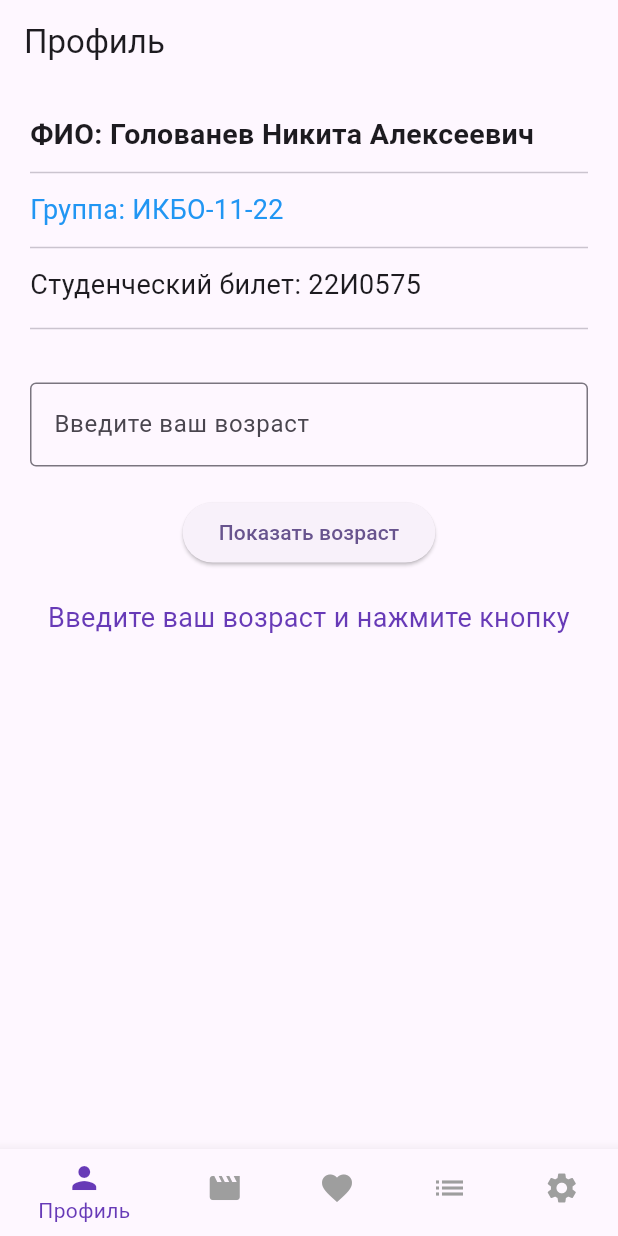
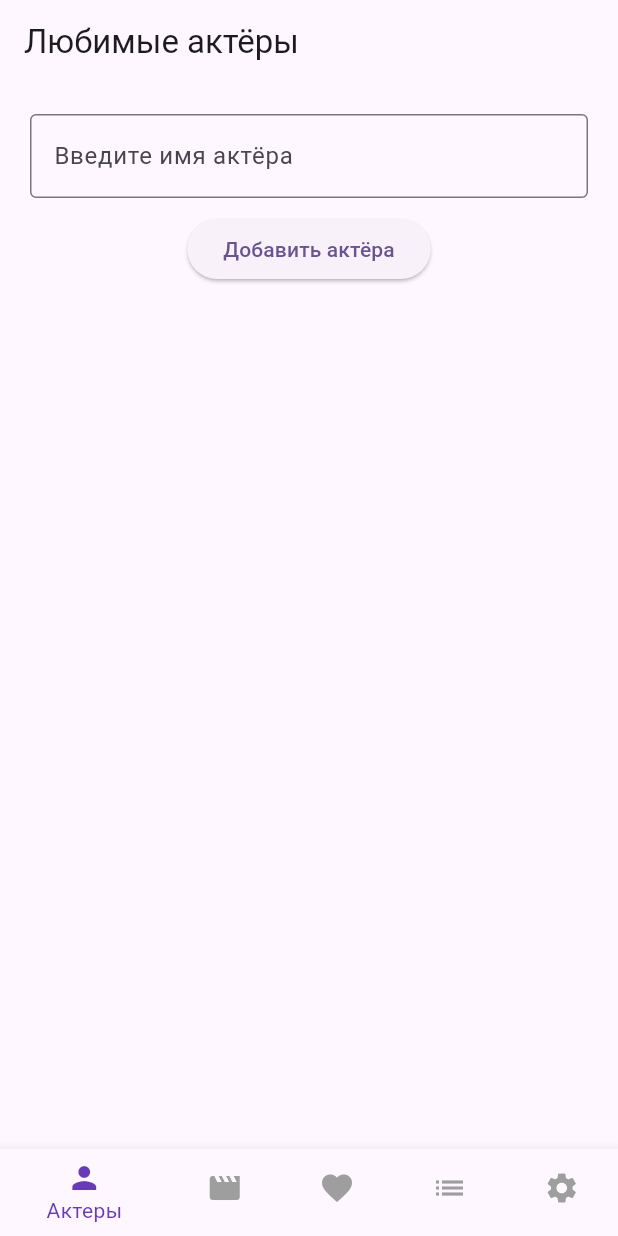
Before and after one commit to VAC2UM/flutter_projects, a Flutter app: the screen it shows after launch, on a phone screen of 412 x 824 dp. Run offline on Flutter 3.47's test engine with Material 3 defaults, Android fonts, the phone set to English and light mode, and no system bars.

Commit message:
Список в Column

```diff
--- a/lib/main.dart
+++ b/lib/main.dart
@@ -59,7 +59,7 @@ class _MyHomePageState extends State<MyHomePage> {
         unselectedItemColor: Colors.grey,
         onTap: _onItemTapped,
         items: const [
-          BottomNavigationBarItem(icon: Icon(Icons.person), label: 'Профиль'),
+          BottomNavigationBarItem(icon: Icon(Icons.person), label: 'Актеры'),
           BottomNavigationBarItem(icon: Icon(Icons.movie), label: 'Фильмы'),
           BottomNavigationBarItem(icon: Icon(Icons.favorite), label: 'Избранное'),
           BottomNavigationBarItem(icon: Icon(Icons.list), label: 'Желаемое'),
--- a/lib/screens/profile_screen.dart
+++ b/lib/screens/profile_screen.dart
@@ -8,86 +8,88 @@ class ProfileScreen extends StatefulWidget {
 }
 
 class _ProfileScreenState extends State<ProfileScreen> {
-  final TextEditingController _ageController = TextEditingController();
-  String _message = "Введите ваш возраст и нажмите кнопку";
+  final TextEditingController _controller = TextEditingController();
+  final List<String> _favoriteActors = [];
 
-  void _showAge() {
+  void _addActor() {
+    final actor = _controller.text.trim();
+    if (actor.isNotEmpty) {
       setState(() {
-      final input = _ageController.text;
-      if (input.isEmpty) {
-        _message = "Вы не ввели возраст!";
-      } else {
-        final age = int.tryParse(input);
-        if (age == null || age < 0) {
-          _message = "Введите корректное число!";
-        } else {
-          _message = "Ваш возраст: $age лет";
+        _favoriteActors.add(actor);
+      });
+      _controller.clear();
     }
   }
+
+  void _removeActor(int index) {
+    setState(() {
+      _favoriteActors.removeAt(index);
     });
   }
 
   @override
   void dispose() {
-    _ageController.dispose();
+    _controller.dispose();
     super.dispose();
   }
 
   @override
   Widget build(BuildContext context) {
-    final profileItems = const [
-      'ФИО: Голованев Никита Алексеевич',
-      'Группа: ИКБО-11-22',
-      'Студенческий билет: 22И0575',
-    ];
-
     return Scaffold(
-      appBar: AppBar(title: const Text('Профиль')),
-      body: ListView.separated(
+      appBar: AppBar(title: const Text('Любимые актёры')),
+      body: Padding(
         padding: const EdgeInsets.all(20.0),
-        itemCount: profileItems.length + 1,
-        separatorBuilder: (context, index) {
-          if (index < profileItems.length - 1) {
-            return const Divider(height: 24, thickness: 1);
-          }
-          return const Divider(height: 32);
-        },
-        itemBuilder: (context, index) {
-          if (index < profileItems.length) {
-            final text = profileItems[index];
-            final style = index == 0
-                ? const TextStyle(fontSize: 19, fontWeight: FontWeight.bold)
-                : index == 1
-                ? const TextStyle(fontSize: 18, color: Colors.blue)
-                : const TextStyle(fontSize: 18);
-            return Text(text, style: style);
-          } else {
-            return Column(
+        child: Column(
           children: [
-                const SizedBox(height: 20),
             TextField(
-                  controller: _ageController,
-                  keyboardType: TextInputType.number,
+              controller: _controller,
               decoration: const InputDecoration(
                 border: OutlineInputBorder(),
-                    labelText: 'Введите ваш возраст',
+                labelText: 'Введите имя актёра',
               ),
             ),
-                const SizedBox(height: 20),
+            const SizedBox(height: 10),
             ElevatedButton(
-                  onPressed: _showAge,
-                  child: const Text('Показать возраст'),
+              onPressed: _addActor,
+              child: const Text('Добавить актёра'),
             ),
             const SizedBox(height: 20),
-                Text(
-                  _message,
-                  style: const TextStyle(fontSize: 18, color: Colors.deepPurple),
-                  textAlign: TextAlign.center,
+            Expanded(
+              child: SingleChildScrollView(
+                child: Column(
+                  children: _favoriteActors.asMap().entries.map((entry) {
+                    final index = entry.key;
+                    final actor = entry.value;
+                    return Container(
+                      width: double.infinity,
+                      margin: const EdgeInsets.symmetric(vertical: 4),
+                      padding: const EdgeInsets.all(12),
+                      decoration: BoxDecoration(
+                        color: Colors.blue[100],
+                        borderRadius: BorderRadius.circular(8),
+                        border: Border.all(color: Colors.blue),
+                      ),
+                      child: Row(
+                        children: [
+                          Expanded(
+                            child: Text(
+                              actor,
+                              style: const TextStyle(fontSize: 16),
+                            ),
+                          ),
+                          IconButton(
+                            icon: const Icon(Icons.delete, color: Colors.red),
+                            onPressed: () => _removeActor(index),
                           ),
                         ],
+                      ),
                     );
-          }
-        },
+                  }).toList(),
+                ),
+              ),
+            ),
+          ],
+        ),
       ),
     );
   }
```
Lines whose indentation alone changed are shown as unchanged.
